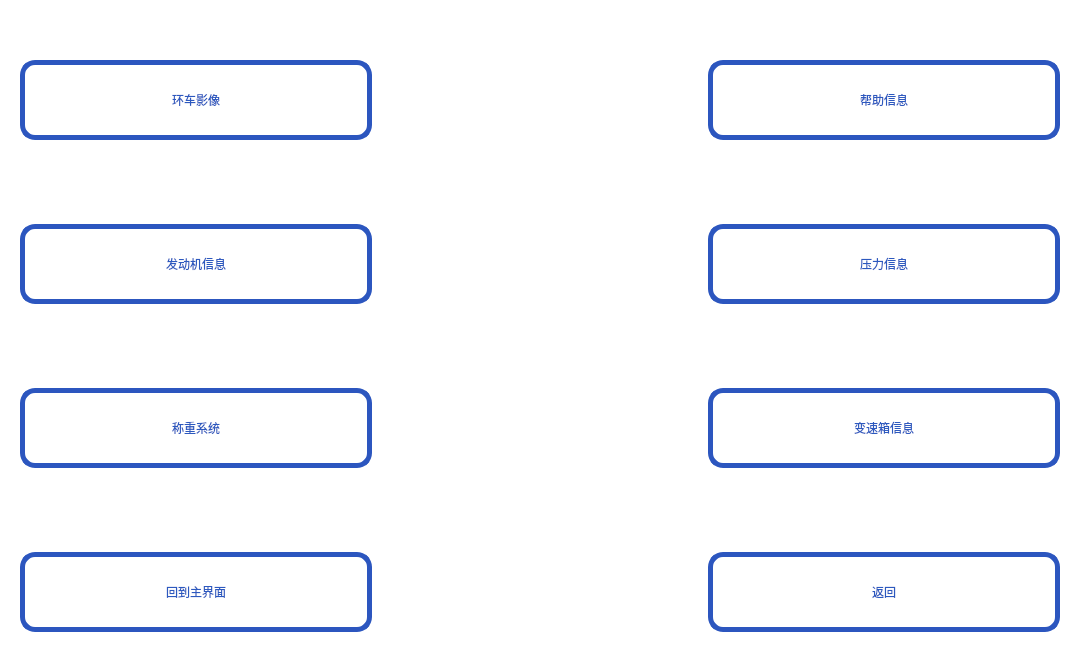
Above: 7in_pm/help.ui from gwd492552396/Gwd before the change. Below: the same form after it.
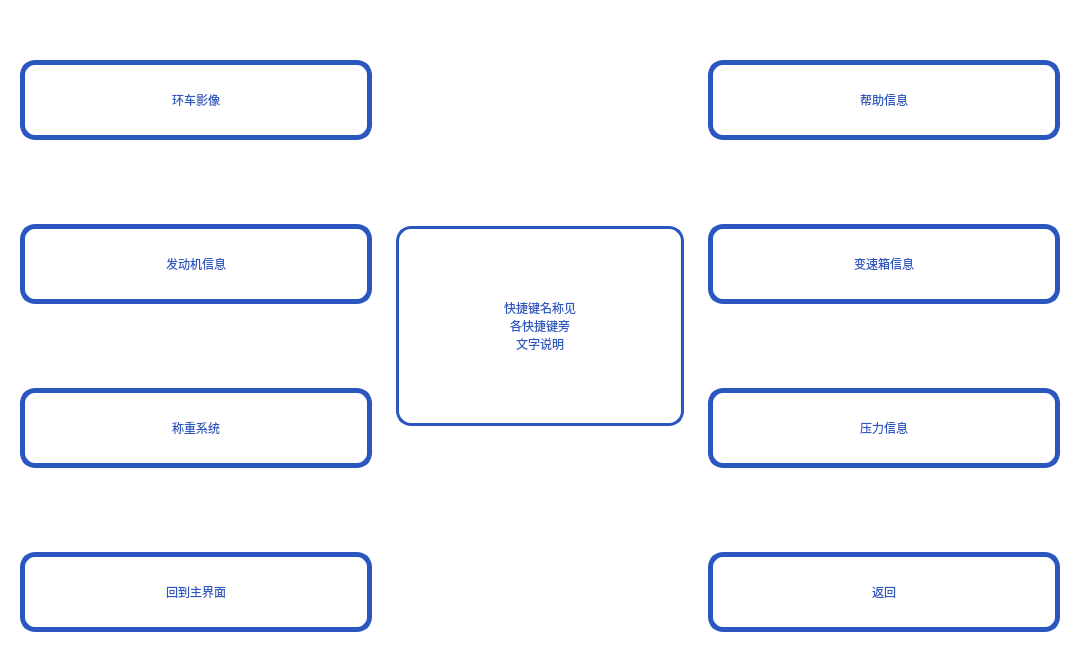
That is the form after the change.

Patch:
```diff
--- a/7in_pm/help.ui
+++ b/7in_pm/help.ui
@@ -232,17 +232,69 @@
     </widget>
    </item>
    <item>
-    <spacer name="horizontalSpacer">
-     <property name="orientation">
-      <enum>Qt::Horizontal</enum>
+    <widget class="QWidget" name="widget_3" native="true">
+     <property name="styleSheet">
+      <string notr="true">background:transparent;</string>
      </property>
-     <property name="sizeHint" stdset="0">
-      <size>
-       <width>40</width>
-       <height>20</height>
-      </size>
-     </property>
-    </spacer>
+     <layout class="QVBoxLayout" name="verticalLayout_3">
+      <item>
+       <spacer name="verticalSpacer_5">
+        <property name="orientation">
+         <enum>Qt::Vertical</enum>
+        </property>
+        <property name="sizeHint" stdset="0">
+         <size>
+          <width>20</width>
+          <height>40</height>
+         </size>
+        </property>
+       </spacer>
+      </item>
+      <item>
+       <widget class="QLabel" name="label">
+        <property name="minimumSize">
+         <size>
+          <width>0</width>
+          <height>200</height>
+         </size>
+        </property>
+        <property name="styleSheet">
+         <string notr="true">
+border:3px solid rgb(44,86,191);
+    border-top-left-radius:15px;
+    border-top-right-radius:15px;
+    border-bottom-left-radius:15px;
+    border-bottom-right-radius:15px;
+font: 28pt &quot;Microsoft YaHei UI&quot;;
+color:rgb(44, 89, 191);
+background-color:rgb(255,255,255)
+</string>
+        </property>
+        <property name="text">
+         <string>快捷键名称见
+各快捷键旁
+文字说明</string>
+        </property>
+        <property name="alignment">
+         <set>Qt::AlignCenter</set>
+        </property>
+       </widget>
+      </item>
+      <item>
+       <spacer name="verticalSpacer_10">
+        <property name="orientation">
+         <enum>Qt::Vertical</enum>
+        </property>
+        <property name="sizeHint" stdset="0">
+         <size>
+          <width>20</width>
+          <height>40</height>
+         </size>
+        </property>
+       </spacer>
+      </item>
+     </layout>
+    </widget>
    </item>
    <item>
     <widget class="QWidget" name="widget_2" native="true">
@@ -335,7 +387,7 @@
 </string>
         </property>
         <property name="text">
-         <string>压力信息</string>
+         <string>变速箱信息</string>
         </property>
         <property name="alignment">
          <set>Qt::AlignCenter</set>
@@ -376,7 +428,7 @@
 </string>
         </property>
         <property name="text">
-         <string>变速箱信息</string>
+         <string>压力信息</string>
         </property>
         <property name="alignment">
          <set>Qt::AlignCenter</set>
```
